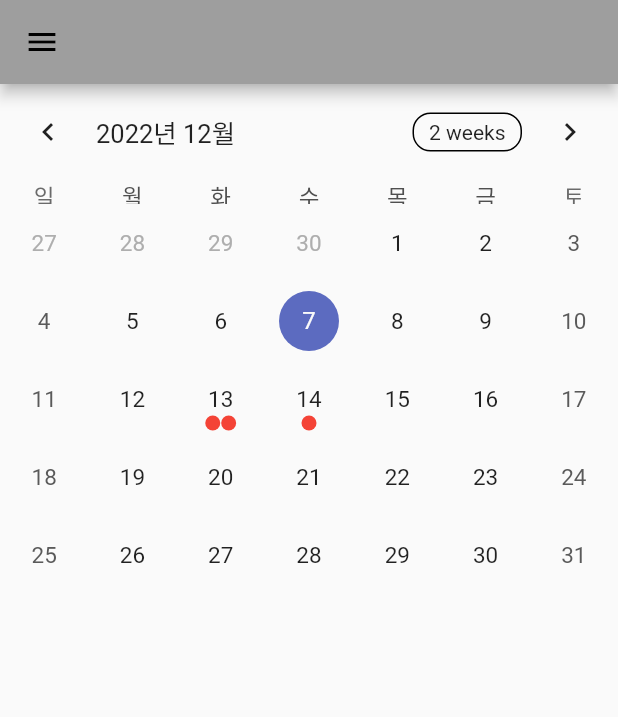
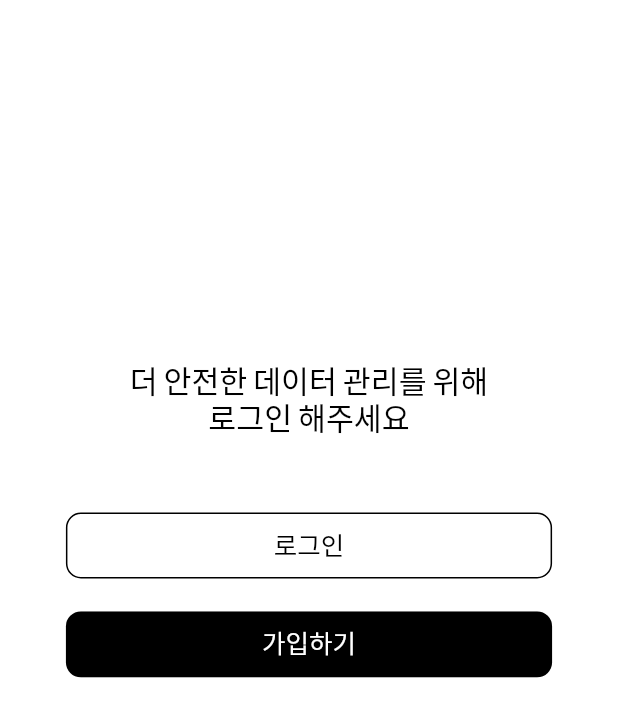
Before and after one commit to eunbin777/Scheduler-App, a Flutter app: the screen it shows after launch, on a phone screen of 412 x 824 dp. Shown: the top 717 px of the screen. Run offline on Flutter 3.47's test engine with Material 2 defaults, Android fonts, the phone set to English and light mode, and no system bars; drawn by our look-alikes of table_calendar; our stand-ins replace google_fonts.

```diff
--- /dev/null
+++ b/lib/FirstPage.dart
@@ -0,0 +1,126 @@
+import 'package:flutter/material.dart';
+import 'package:google_fonts/google_fonts.dart';
+import 'package:term_project/LoginForm.dart';
+import 'package:term_project/RegistrationForm.dart';
+
+// class FirstPage extends StatefulWidget {
+//   @override
+//   _FirstPage createState() => _FirstPage();
+// }
+
+class FirstPage extends StatelessWidget {
+  @override
+  Widget build(BuildContext context) {
+    double baseWidth = 375;
+    double fem = MediaQuery.of(context).size.width / baseWidth;
+    double ffem = fem * 0.97;
+
+    return Container(
+      // Ssc (8:2)
+      padding: EdgeInsets.fromLTRB(40 * fem, 220 * fem, 40 * fem, 250 * fem),
+      width: double.infinity,
+      decoration: BoxDecoration (
+        color: Color(0xffffffff),
+      ),
+      child:
+        Column(
+          crossAxisAlignment: CrossAxisAlignment.center,
+          children: [
+            Center(
+              // 2L2 (8:5)
+              child:
+                Container(
+                  margin: EdgeInsets.fromLTRB(0 * fem, 0 * fem, 0 * fem, 45.5 * fem),
+                  constraints: BoxConstraints (
+                    maxWidth: 230 * fem,
+                  ),
+                  child:
+                    Text(
+                      '더 안전한 데이터 관리를 위해\n로그인 해주세요',
+                      textAlign: TextAlign.center,
+                      style: GoogleFonts.lato (
+                        fontSize: 19 * ffem,
+                        fontWeight: FontWeight.w400,
+                        height: 1.2125 * ffem / fem,
+                        color: Color(0xff000000),
+                      ),
+                    ),
+                ),
+            ),
+            Container(
+              margin: EdgeInsets.fromLTRB(0 * fem, 0 * fem, 0 * fem, 20 * fem),
+              height: 40 * fem,
+              child: OutlinedButton(
+                onPressed: () {
+                  // goto login form
+                  Navigator.push(
+                    context,
+                    MaterialPageRoute(builder: (context) => LoginForm()),
+                  );
+                },
+                style: OutlinedButton.styleFrom(
+                  side: BorderSide(color: Color(0xff000000)),
+                  shape: const RoundedRectangleBorder(
+                    borderRadius: BorderRadius.all(Radius.circular(10))
+                  ),
+                ),
+                child:
+                  Center(
+                    child:
+                      Center(
+                        child:
+                          Text(
+                            '로그인',
+                            textAlign: TextAlign.center,
+                            style: GoogleFonts.lato (
+                              fontSize: 16 * ffem,
+                              fontWeight: FontWeight.w400,
+                              height: 1.2125 * ffem / fem,
+                              color: Color(0xff000000),
+                            ),
+                          ),
+                      ),
+                  ),
+              ),
+            ),
+            Container(
+              margin: EdgeInsets.fromLTRB(0 * fem, 0 * fem, 0 * fem, 20 * fem),
+              height: 40 * fem,
+              child: OutlinedButton(
+                onPressed: () {
+                  // goto registration form
+                  Navigator.push(
+                    context,
+                    MaterialPageRoute(builder: (context) => RegistrationForm()),
+                  );
+                },
+                style: OutlinedButton.styleFrom(
+                  backgroundColor: Color(0xff000000),
+                  shape: const RoundedRectangleBorder(
+                    borderRadius: BorderRadius.all(Radius.circular(10))
+                  ),
+                ),
+                child:
+                  Center(
+                    child:
+                      Center(
+                        child:
+                          Text(
+                            '가입하기',
+                            textAlign: TextAlign.center,
+                            style: GoogleFonts.lato (
+                              fontSize: 16 * ffem,
+                              fontWeight: FontWeight.w400,
+                              height: 1.2125 * ffem / fem,
+                              color: Color(0xffffffff),
+                            ),
+                          ),
+                      ),
+                  ),
+              ),
+            ),
+          ],
+        ),
+    );
+  }
+}
--- a/lib/main.dart
+++ b/lib/main.dart
@@ -1,7 +1,9 @@
 import 'package:flutter/material.dart';
-import 'AppDrawer.dart';
-import 'package:term_project/Calendar.dart';
+// import 'AppDrawer.dart';
+// import 'package:term_project/Calendar.dart';
 import 'package:flutter_localizations/flutter_localizations.dart';
+import 'package:term_project/FirstPage.dart';
+// import 'package:term_project/LoginForm.dart';
 
 void main() {
   runApp(App());
@@ -20,10 +22,6 @@ class App extends StatelessWidget {
       ],
       title: 'Scheduler App',
       theme: ThemeData(primarySwatch: Colors.grey),
-      routes: {
-        "/home" : (context) => HomePage(),
-        // '/storage' : (context) => MontylyView()
-      },
       home: HomePage(),
     );
   }
@@ -36,10 +34,18 @@ class HomePage extends StatefulWidget {
 class _HomePage extends State<HomePage> {
   @override
   Widget build(BuildContext context) {
-    return Scaffold(
-      appBar: AppBar(),
-      drawer: AppDrawer(),
-      body: Calendar()
+    // return Scaffold(
+    //   appBar: AppBar(),
+    //   drawer: AppDrawer(),
+    //   body: Calendar()
+    // );
+    return MaterialApp (
+      theme: ThemeData.light(),
+      home: Scaffold(
+        body: Center(
+          child: FirstPage(),
+        ),
+      ),
     );
   }
 }
--- a/pubspec.yaml
+++ b/pubspec.yaml
@@ -41,6 +41,7 @@ dependencies:
   cupertino_icons: ^1.0.2
   table_calendar: ^3.0.6
   intl: ^0.17.0
+  google_fonts: ^3.0.1
 
 dev_dependencies:
   flutter_test:
```
Also changed, not shown: lib/LoginForm.dart (added, +159 -0 lines), lib/RegistrationForm.dart (added, +139 -0 lines).
